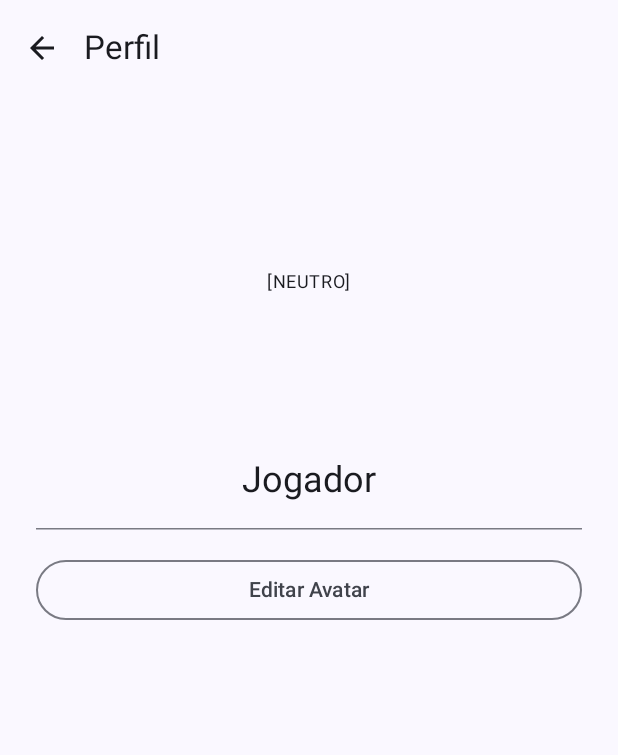
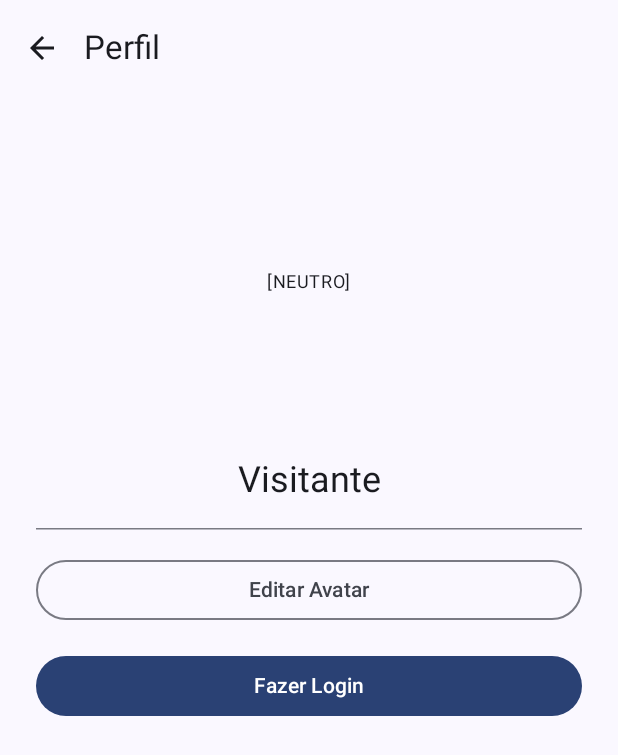
Before and after one commit to 1wanone/FOO-android, an Android app built with Jetpack Compose: the PerfilScreen screen opened through its navigation route, on a phone screen of 412 x 824 dp. Shown: the top 755 px of the screen. Run offline under Robolectric (Android 15) with nearby library versions, the light colour scheme and no system bars; our stand-ins replace Dagger/Hilt's generated code; pictures from the network do not load; 1 statement that could not run was skipped.

Commit message:
Meu primeiro commit

```diff
--- a/app/build.gradle.kts
+++ b/app/build.gradle.kts
@@ -53,6 +53,7 @@ dependencies {
     implementation(libs.androidx.compose.ui.tooling.preview)
     implementation(libs.androidx.compose.material3)
     implementation(libs.androidx.compose.material.icons.core)
+    implementation(libs.androidx.compose.material.icons.extended)
     implementation(libs.androidx.navigation.compose)
     implementation(libs.hilt.android)
     ksp(libs.hilt.compiler)
@@ -69,6 +70,9 @@ dependencies {
     implementation(libs.androidx.lifecycle.viewmodel.compose)
     implementation(libs.androidx.lifecycle.runtime.compose)
     implementation(libs.mpandroidchart)
+    implementation(libs.androidx.credentials)
+    implementation(libs.androidx.credentials.play.services.auth)
+    implementation(libs.googleid)
     testImplementation(libs.junit)
     androidTestImplementation(libs.androidx.junit)
     androidTestImplementation(libs.androidx.espresso.core)
--- a/app/src/main/AndroidManifest.xml
+++ b/app/src/main/AndroidManifest.xml
@@ -1,6 +1,8 @@
 <?xml version="1.0" encoding="utf-8"?>
 <manifest xmlns:android="http://schemas.android.com/apk/res/android"
     xmlns:tools="http://schemas.android.com/tools">
+
+    <uses-permission android:name="android.permission.INTERNET" />
 
     <application
         android:name=".FOOmobileApplication"
@@ -19,7 +21,6 @@
             android:theme="@style/Theme.FOOmobile">
             <intent-filter>
                 <action android:name="android.intent.action.MAIN" />
-
                 <category android:name="android.intent.category.LAUNCHER" />
             </intent-filter>
         </activity>
--- a/app/src/main/java/playfoo/com/MainActivity.kt
+++ b/app/src/main/java/playfoo/com/MainActivity.kt
@@ -13,6 +13,7 @@ import androidx.navigation.compose.NavHost
 import androidx.navigation.compose.composable
 import androidx.navigation.compose.rememberNavController
 import dagger.hilt.android.AndroidEntryPoint
+import playfoo.com.ui.auth.LoginScreen
 import playfoo.com.ui.dashboard.DashboardScreen
 import playfoo.com.ui.game.GameScreen
 import playfoo.com.ui.menu.MenuScreen
@@ -50,5 +51,6 @@ fun ForcaNavHost() {
         composable("turmas") { TurmaScreen(navController) }
         composable("dashboard") { DashboardScreen(navController) }
         composable("perfil") { PerfilScreen(navController) }
+        composable("login") { LoginScreen(navController) }
     }
 }
--- a/app/src/main/java/playfoo/com/ui/perfil/PerfilScreen.kt
+++ b/app/src/main/java/playfoo/com/ui/perfil/PerfilScreen.kt
@@ -10,7 +10,11 @@ import androidx.compose.ui.Alignment
 import androidx.compose.ui.Modifier
 import androidx.compose.ui.unit.dp
 import androidx.hilt.navigation.compose.hiltViewModel
+import androidx.lifecycle.Lifecycle
+import androidx.lifecycle.LifecycleEventObserver
+import androidx.lifecycle.compose.LocalLifecycleOwner
 import androidx.navigation.NavController
+import playfoo.com.domain.AuthProvedor
 import playfoo.com.ui.game.components.AvatarView
 import playfoo.com.ui.game.components.EstadoAvatar
 import playfoo.com.viewmodel.PerfilViewModel
@@ -22,6 +26,15 @@ fun PerfilScreen(
     viewModel: PerfilViewModel = hiltViewModel()
 ) {
     val uiState by viewModel.uiState.collectAsState()
+
+    val lifecycleOwner = LocalLifecycleOwner.current
+    DisposableEffect(lifecycleOwner) {
+        val observer = LifecycleEventObserver { _, event ->
+            if (event == Lifecycle.Event.ON_RESUME) viewModel.carregar()
+        }
+        lifecycleOwner.lifecycle.addObserver(observer)
+        onDispose { lifecycleOwner.lifecycle.removeObserver(observer) }
+    }
 
     if (uiState.modoEdicao) {
         BackHandler { viewModel.fecharEditor() }
@@ -75,7 +88,30 @@ fun PerfilScreen(
                 modifier = Modifier.size(200.dp)
             )
 
-            Text("Jogador", style = MaterialTheme.typography.headlineSmall)
+            val usuario = uiState.usuarioLogado
+            if (usuario != null) {
+                Text(usuario.nome, style = MaterialTheme.typography.headlineSmall)
+                Text(usuario.email, style = MaterialTheme.typography.bodyMedium,
+                    color = MaterialTheme.colorScheme.outline)
+
+                val provedorLabel = when (usuario.provedor) {
+                    AuthProvedor.GOOGLE -> "Google"
+                    AuthProvedor.EMAIL  -> "Email"
+                }
+                Surface(
+                    color = MaterialTheme.colorScheme.secondaryContainer,
+                    shape = MaterialTheme.shapes.small
+                ) {
+                    Text(
+                        text = "Conta $provedorLabel",
+                        modifier = Modifier.padding(horizontal = 10.dp, vertical = 4.dp),
+                        style = MaterialTheme.typography.labelMedium,
+                        color = MaterialTheme.colorScheme.onSecondaryContainer
+                    )
+                }
+            } else {
+                Text("Visitante", style = MaterialTheme.typography.headlineSmall)
+            }
 
             HorizontalDivider()
 
@@ -85,6 +121,25 @@ fun PerfilScreen(
             ) {
                 Text("Editar Avatar")
             }
+
+            if (usuario != null) {
+                OutlinedButton(
+                    onClick = { viewModel.logout() },
+                    modifier = Modifier.fillMaxWidth(),
+                    colors = ButtonDefaults.outlinedButtonColors(
+                        contentColor = MaterialTheme.colorScheme.error
+                    )
+                ) {
+                    Text("Sair")
+                }
+            } else {
+                Button(
+                    onClick = { navController.navigate("login") },
+                    modifier = Modifier.fillMaxWidth()
+                ) {
+                    Text("Fazer Login")
+                }
+            }
         }
     }
 }
--- a/app/src/main/java/playfoo/com/viewmodel/PerfilViewModel.kt
+++ b/app/src/main/java/playfoo/com/viewmodel/PerfilViewModel.kt
@@ -5,22 +5,35 @@ import dagger.hilt.android.lifecycle.HiltViewModel
 import kotlinx.coroutines.flow.MutableStateFlow
 import kotlinx.coroutines.flow.StateFlow
 import kotlinx.coroutines.flow.asStateFlow
+import playfoo.com.data.local.AuthPreferences
 import playfoo.com.data.local.AvatarPreferences
+import playfoo.com.domain.AuthUser
 import playfoo.com.domain.AvatarConfig
 import javax.inject.Inject
 
 data class PerfilUiState(
     val avatarConfig: AvatarConfig = AvatarConfig(),
-    val modoEdicao: Boolean = false
+    val modoEdicao: Boolean = false,
+    val usuarioLogado: AuthUser? = null
 )
 
 @HiltViewModel
 class PerfilViewModel @Inject constructor(
-    private val avatarPrefs: AvatarPreferences
+    private val avatarPrefs: AvatarPreferences,
+    private val authPrefs: AuthPreferences
 ) : ViewModel() {
 
-    private val _uiState = MutableStateFlow(PerfilUiState(avatarConfig = avatarPrefs.load()))
+    private val _uiState = MutableStateFlow(
+        PerfilUiState(
+            avatarConfig  = avatarPrefs.load(),
+            usuarioLogado = authPrefs.getUsuario()
+        )
+    )
     val uiState: StateFlow<PerfilUiState> = _uiState.asStateFlow()
+
+    fun carregar() {
+        _uiState.value = _uiState.value.copy(usuarioLogado = authPrefs.getUsuario())
+    }
 
     fun abrirEditor() {
         _uiState.value = _uiState.value.copy(modoEdicao = true)
@@ -34,4 +47,9 @@ class PerfilViewModel @Inject constructor(
         avatarPrefs.save(config)
         _uiState.value = _uiState.value.copy(avatarConfig = config, modoEdicao = false)
     }
+
+    fun logout() {
+        authPrefs.logout()
+        _uiState.value = _uiState.value.copy(usuarioLogado = null)
+    }
 }
--- a/gradle/libs.versions.toml
+++ b/gradle/libs.versions.toml
@@ -19,6 +19,8 @@ lifecycleRuntimeCompose = "2.8.7"
 lifecycleViewModel = "2.8.7"
 mpandroidchart = "3.1.0"
 ksp = "2.0.21-1.0.28"
+credentials = "1.5.0"
+googleid = "1.1.1"
 
 [libraries]
 androidx-core-ktx = { group = "androidx.core", name = "core-ktx", version.ref = "coreKtx" }
@@ -36,6 +38,7 @@ androidx-compose-ui-test-manifest = { group = "androidx.compose.ui", name = "ui-
 androidx-compose-ui-test-junit4 = { group = "androidx.compose.ui", name = "ui-test-junit4" }
 androidx-compose-material3 = { group = "androidx.compose.material3", name = "material3" }
 androidx-compose-material-icons-core = { group = "androidx.compose.material", name = "material-icons-core" }
+androidx-compose-material-icons-extended = { group = "androidx.compose.material", name = "material-icons-extended" }
 androidx-navigation-compose = { group = "androidx.navigation", name = "navigation-compose", version.ref = "navigationCompose" }
 hilt-android = { group = "com.google.dagger", name = "hilt-android", version.ref = "hilt" }
 hilt-compiler = { group = "com.google.dagger", name = "hilt-compiler", version.ref = "hilt" }
@@ -53,6 +56,9 @@ androidx-lifecycle-viewmodel-compose = { group = "androidx.lifecycle", name = "l
 androidx-lifecycle-livedata-ktx = { group = "androidx.lifecycle", name = "lifecycle-livedata-ktx", version.ref = "lifecycleViewModel" }
 androidx-lifecycle-runtime-compose = { group = "androidx.lifecycle", name = "lifecycle-runtime-compose", version.ref = "lifecycleRuntimeCompose" }
 mpandroidchart = { group = "com.github.PhilJay", name = "MPAndroidChart", version.ref = "mpandroidchart" }
+androidx-credentials = { group = "androidx.credentials", name = "credentials", version.ref = "credentials" }
+androidx-credentials-play-services-auth = { group = "androidx.credentials", name = "credentials-play-services-auth", version.ref = "credentials" }
+googleid = { group = "com.google.android.libraries.identity.googleid", name = "googleid", version.ref = "googleid" }
 
 [plugins]
 android-application = { id = "com.android.application", version.ref = "agp" }
```
